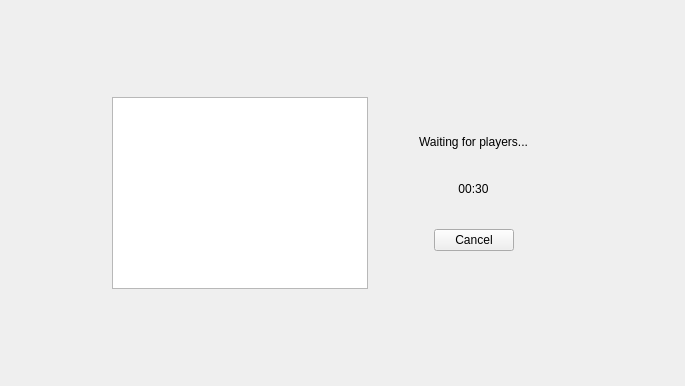
The window that TheGame/TheGame_Client/LobbyWidget.ui (DavidMacovei/TheGame) describes before a commit, drawn with Qt 5.
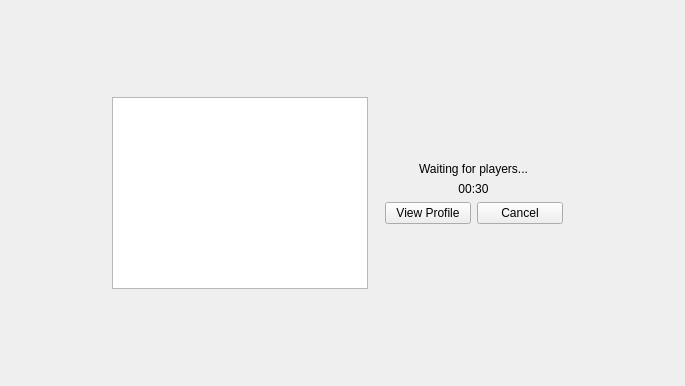
The same window after the commit.

Commit message: Implemented ViewProfile functionality.

```diff
--- a/TheGame/TheGame_Client/LobbyWidget.ui
+++ b/TheGame/TheGame_Client/LobbyWidget.ui
@@ -72,7 +72,7 @@
         </property>
        </widget>
       </item>
-      <item>
+      <item alignment="Qt::AlignmentFlag::AlignVCenter">
        <widget class="QWidget" name="widget" native="true">
         <property name="minimumSize">
          <size>
@@ -119,12 +119,23 @@
            </property>
           </widget>
          </item>
-         <item alignment="Qt::AlignmentFlag::AlignHCenter">
+         <item>
+          <layout class="QHBoxLayout" name="horizontalLayout">
+           <item>
+            <widget class="QPushButton" name="profileButton">
+             <property name="text">
+              <string>View Profile</string>
+             </property>
+            </widget>
+           </item>
+           <item>
           <widget class="QPushButton" name="cancelButton">
            <property name="text">
             <string>Cancel</string>
            </property>
           </widget>
+           </item>
+          </layout>
          </item>
         </layout>
        </widget>
```
Lines whose indentation alone changed are shown as unchanged. The commit also changes 7 other files.
